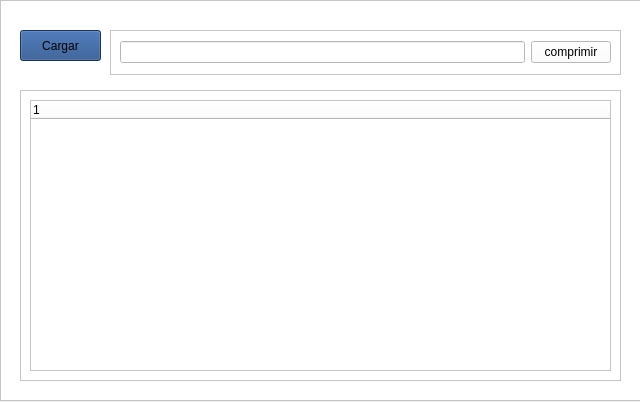
First picture: the form in huffmanwindow.ui, repository carlosvelaquez/Proyecto-EdD1, before the edit.
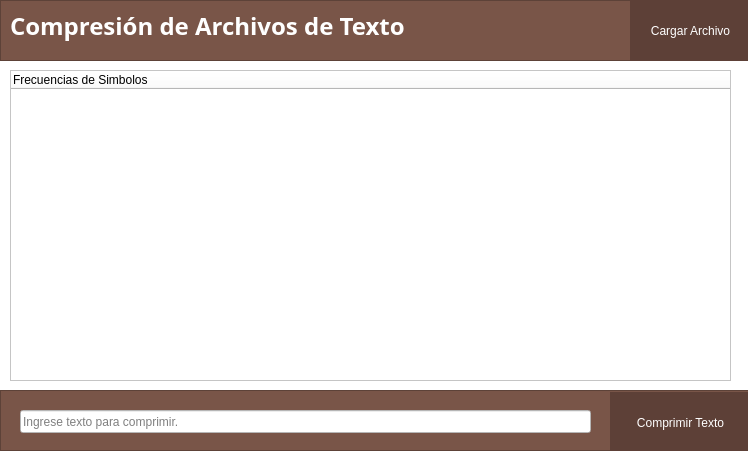
Second picture: the form after the edit.

Commit message: Graphs cargar/guardar

Patch:
```diff
--- a/huffmanwindow.ui
+++ b/huffmanwindow.ui
@@ -6,24 +6,61 @@
    <rect>
     <x>0</x>
     <y>0</y>
-    <width>640</width>
-    <height>402</height>
+    <width>748</width>
+    <height>451</height>
    </rect>
   </property>
   <property name="windowTitle">
    <string>Form</string>
   </property>
-  <widget class="QFrame" name="frame">
+  <property name="styleSheet">
+   <string notr="true">QWidget{
+	background-color:white;
+}</string>
+  </property>
+  <widget class="QTreeWidget" name="treeWidget">
+   <property name="geometry">
+    <rect>
+     <x>10</x>
+     <y>70</y>
+     <width>721</width>
+     <height>311</height>
+    </rect>
+   </property>
+   <column>
+    <property name="text">
+     <string notr="true">Frecuencias de Simbolos</string>
+    </property>
+   </column>
+  </widget>
+  <widget class="QFrame" name="frame_3">
    <property name="geometry">
     <rect>
      <x>0</x>
      <y>0</y>
-     <width>641</width>
-     <height>401</height>
+     <width>751</width>
+     <height>61</height>
     </rect>
    </property>
    <property name="styleSheet">
-    <string notr="true">background-color: rgb(255, 255, 255);</string>
+    <string notr="true">QFrame{
+background-color:#795548;
+}
+
+QLabel{
+color: white;
+}
+
+QPushButton{
+background-color: #5D4037;
+color: white;
+border: none;
+font: 11pt &quot;Lato&quot;;
+}
+
+QPushButton:hover{
+background-color:#3E2723;
+}</string>
    </property>
    <property name="frameShape">
     <enum>QFrame::StyledPanel</enum>
@@ -31,81 +68,104 @@
    <property name="frameShadow">
     <enum>QFrame::Raised</enum>
    </property>
-   <widget class="QPushButton" name="pushbutton_load">
+   <widget class="QLabel" name="label_2">
     <property name="geometry">
      <rect>
-      <x>20</x>
-      <y>30</y>
-      <width>81</width>
+      <x>10</x>
+      <y>10</y>
+      <width>431</width>
       <height>31</height>
      </rect>
     </property>
+    <property name="font">
+     <font>
+      <family>Montserrat</family>
+      <pointsize>18</pointsize>
+      <weight>75</weight>
+      <bold>true</bold>
+     </font>
+    </property>
+    <property name="text">
+     <string>Compresión de Archivos de Texto</string>
+    </property>
+   </widget>
+   <widget class="QPushButton" name="pushbutton_load">
+    <property name="geometry">
+     <rect>
+      <x>630</x>
+      <y>0</y>
+      <width>121</width>
+      <height>61</height>
+     </rect>
+    </property>
     <property name="styleSheet">
-     <string notr="true">background-color: rgb(32, 74, 135);
-font: 75 9pt &quot;Waree&quot;;</string>
+     <string notr="true"/>
     </property>
     <property name="text">
-     <string>Cargar</string>
+     <string>Cargar Archivo</string>
     </property>
    </widget>
-   <widget class="QFrame" name="frame_2">
-    <property name="geometry">
-     <rect>
-      <x>110</x>
-      <y>30</y>
-      <width>511</width>
-      <height>45</height>
-     </rect>
-    </property>
-    <property name="frameShape">
-     <enum>QFrame::StyledPanel</enum>
-    </property>
-    <property name="frameShadow">
-     <enum>QFrame::Raised</enum>
-    </property>
-    <layout class="QHBoxLayout" name="horizontalLayout">
-     <item>
-      <widget class="QLineEdit" name="lineEdit"/>
-     </item>
-     <item>
-      <widget class="QPushButton" name="pushButton_compress">
-       <property name="text">
-        <string>comprimir</string>
-       </property>
-      </widget>
-     </item>
-    </layout>
-   </widget>
-   <widget class="QFrame" name="frame_3">
+  </widget>
+  <widget class="QFrame" name="frame">
+   <property name="geometry">
+    <rect>
+     <x>0</x>
+     <y>390</y>
+     <width>751</width>
+     <height>61</height>
+    </rect>
+   </property>
+   <property name="styleSheet">
+    <string notr="true">QFrame{
+background-color:#795548;
+}
+
+QLabel{
+color: white;
+}
+
+QPushButton{
+background-color: #5D4037;
+color: white;
+border: none;
+font: 11pt &quot;Lato&quot;;
+}
+
+QPushButton:hover{
+background-color:#3E2723;
+}</string>
+   </property>
+   <property name="frameShape">
+    <enum>QFrame::StyledPanel</enum>
+   </property>
+   <property name="frameShadow">
+    <enum>QFrame::Raised</enum>
+   </property>
+   <widget class="QLineEdit" name="lineEdit">
     <property name="geometry">
      <rect>
       <x>20</x>
-      <y>90</y>
-      <width>601</width>
-      <height>291</height>
+      <y>20</y>
+      <width>571</width>
+      <height>23</height>
      </rect>
     </property>
-    <property name="frameShape">
-     <enum>QFrame::StyledPanel</enum>
+    <property name="placeholderText">
+     <string>Ingrese texto para comprimir.</string>
     </property>
-    <property name="frameShadow">
-     <enum>QFrame::Raised</enum>
+   </widget>
+   <widget class="QPushButton" name="pushButton_compress">
+    <property name="geometry">
+     <rect>
+      <x>610</x>
+      <y>2</y>
+      <width>141</width>
+      <height>61</height>
+     </rect>
     </property>
-    <widget class="QTreeWidget" name="treeWidget">
-     <property name="geometry">
-      <rect>
-       <x>10</x>
-       <y>10</y>
-       <width>581</width>
-       <height>271</height>
-      </rect>
-     </property>
-     <column>
-      <property name="text">
-       <string notr="true">1</string>
-      </property>
-     </column>
-    </widget>
+    <property name="text">
+     <string>Comprimir Texto</string>
+    </property>
    </widget>
   </widget>
  </widget>
```
The commit also changes 42 other files.
